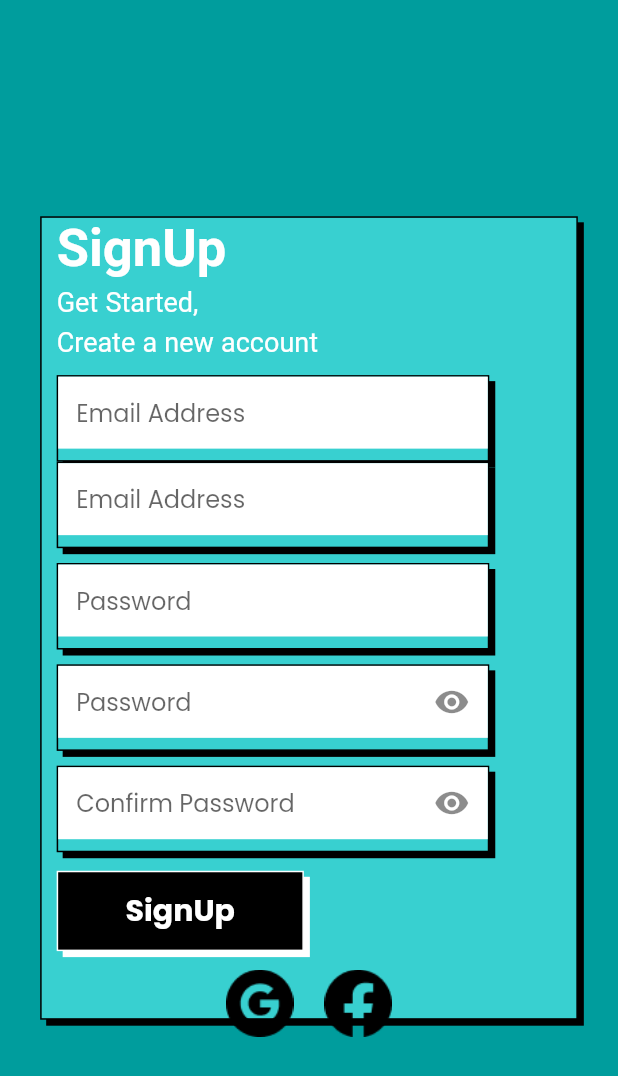
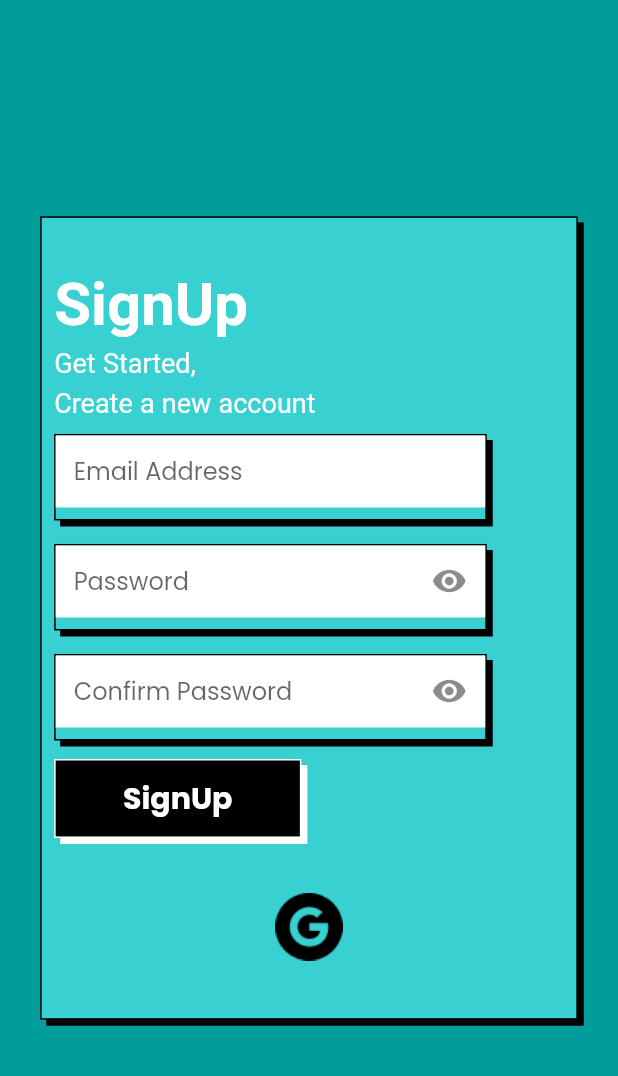
Before and after one commit to himanshusharma89/relic_bazaar, a Flutter app: the screen it shows after launch, after a tap on "Login", after a tap on "SignUp", on a phone screen of 412 x 824 dp. Shown: the top 1076 px of the screen. Run offline on Flutter 3.47's test engine with Material 2 defaults, Android fonts, the phone set to English and light mode, and no system bars; our stand-ins replace carousel_slider, cloud_firestore, firebase_auth, firebase_core, firebase_remote_config, flutter_html and 8 more; missing offline and left inert: advance_pdf_viewer, geocoder, razorpay_flutter; accounts and stored records are empty.

Commit message:
Fixes #228

```diff
--- a/lib/views/auth/login_view.dart
+++ b/lib/views/auth/login_view.dart
@@ -1,4 +1,3 @@
-import 'package:flutter/cupertino.dart';
 import 'package:flutter/material.dart';
 import 'package:modal_progress_hud/modal_progress_hud.dart';
 import 'package:relic_bazaar/helpers/constants.dart';
@@ -63,40 +62,48 @@ class LoginScreenState extends State<LoginScreen> {
         body: SafeArea(
           child: Center(
             child: RelicBazaarStackedView(
-                height: height * 0.60,
+              height: height * 0.65,
               width: width * 0.87,
               child: Form(
                 key: _formKey,
                 child: Padding(
-                    padding: const EdgeInsets.symmetric(horizontal: 10),
+                  padding: EdgeInsets.symmetric(horizontal: height / 99),
                   child: Column(
                     crossAxisAlignment: CrossAxisAlignment.start,
                     mainAxisAlignment: MainAxisAlignment.center,
                     children: <Widget>[
-                        const Text(
+                      const Flexible(
+                        flex: 2,
+                        child: Text(
                           'Login',
                           style: TextStyle(
                             fontSize: 40,
                             color: Colors.white,
                             fontFamily: 'pix M 8pt',
-                              fontWeight: FontWeight.bold),
+                            fontWeight: FontWeight.bold,
+                          ),
+                        ),
                       ),
                       SizedBox(
                         height: height * 0.0004,
                       ),
-                        const Text(
+                      const Flexible(
+                        flex: 2,
+                        child: Text(
                           'Welcome back,\nPlease login to your account',
                           style: TextStyle(
                             fontSize: 20,
                             color: Colors.white,
                             fontFamily: 'pix M 8pt',
-                            //fontWeight: FontWeight.bold
+                          ),
                         ),
                       ),
                       SizedBox(
                         height: height * 0.015,
                       ),
-                        RelicBazaarStackedView(
+                      Flexible(
+                        flex: 3,
+                        child: RelicBazaarStackedView(
                           height: height * 0.07,
                           width: width * 0.7,
                           child: TextFormField(
@@ -117,10 +124,13 @@ class LoginScreenState extends State<LoginScreen> {
                             },
                           ),
                         ),
+                      ),
                       SizedBox(
                         height: height * 0.019,
                       ),
-                        RelicBazaarStackedView(
+                      Flexible(
+                        flex: 3,
+                        child: RelicBazaarStackedView(
                           height: height * 0.07,
                           width: width * 0.7,
                           child: TextFormField(
@@ -136,10 +146,13 @@ class LoginScreenState extends State<LoginScreen> {
                                     ? const Icon(Icons.visibility)
                                     : const Icon(Icons.visibility_off),
                                 onPressed: () {
-                                  setState(() {
+                                  setState(
+                                    () {
                                       showPassword = !showPassword;
-                                  });
+                                    },
+                                  );
                                 }, //for show and hide password
+                              ),
                             ),
                           ),
                         ),
@@ -147,31 +160,9 @@ class LoginScreenState extends State<LoginScreen> {
                       SizedBox(
                         height: height * 0.019,
                       ),
-                        RelicBazaarStackedView(
-                          height: height * 0.07,
-                          width: width * 0.7,
-                          child: TextFormField(
-                            focusNode: _password,
-                            keyboardType: TextInputType.visiblePassword,
-                            obscureText: true,
-                            enabled: true,
-                            textInputAction: TextInputAction.done,
-                            decoration: textFieldDecoration(
-                              hintText: 'Password',
-                            ),
-                            validator: (String value) => _authenticationService
-                                .userPasswordValidation(value, errorMessage),
-                            onFieldSubmitted: (String value) {
-                              password = value;
-                              _password.unfocus();
-                              FocusScope.of(context).requestFocus(_login);
-                            },
-                          ),
-                        ),
-                        SizedBox(
-                          height: height * 0.020,
-                        ),
-                        InkWell(
+                      Flexible(
+                        flex: 2,
+                        child: InkWell(
                           onTap: () async {
                             debugPrint('Login!');
                             errorMessage = null;
@@ -209,11 +200,14 @@ class LoginScreenState extends State<LoginScreen> {
                             ),
                           ),
                         ),
+                      ),
                       SizedBox(
-                          height: height * 0.020,
+                        height: height * 0.04,
                       ),
-                        Row(
-                            mainAxisAlignment: MainAxisAlignment.center,
+                      Flexible(
+                        flex: 3,
+                        child: Center(
+                          child: Column(
                             children: <Widget>[
                               InkWell(
                                 onTap: () async {
@@ -221,46 +215,8 @@ class LoginScreenState extends State<LoginScreen> {
                                   setState(() {
                                     _loading = true;
                                   });
-                                  print(_loading);
                                   await AuthenticationService
                                       .signInWithGoogle();
-                                  setState(() {
-                                    _loading = false;
-                                  });
-                                  print(_loading);
-                                },
-                                child: SizedBox(
-                                    width: 45,
-                                    height: 45,
-                                    child: Image.asset(
-                                      'assets/items/google.png',
-                                    )),
-                              ),
-                              SizedBox(
-                                width: width * 0.05,
-                              ),
-                              InkWell(
-                                onTap: () {
-                                  debugPrint('Navigate to facebook!');
-                                },
-                                child: SizedBox(
-                                    width: 45,
-                                    height: 45,
-                                    child: Image.asset('assets/items/fb.png')),
-                              ),
-                            ]),
-                        const SizedBox(height: 10.0),
-                        Row(
-                          //LINK TO SIGN UP PAGE
-                          mainAxisAlignment: MainAxisAlignment.center,
-                          children: <Widget>[
-                            InkWell(
-                              onTap: () async {
-                                debugPrint('Navigate to google!');
-                                setState(() {
-                                  _loading = true;
-                                });
-                                await AuthenticationService.signInWithGoogle();
                                   setState(() {
                                     _loading = false;
                                   });
@@ -270,29 +226,30 @@ class LoginScreenState extends State<LoginScreen> {
                                   height: 45,
                                   child: Image.asset(
                                     'assets/items/google.png',
-                                  )),
                                   ),
-                            SizedBox(
-                              width: width * 0.05,
                                 ),
-                            InkWell(
-                              onTap: () {
-                                Navigator.of(context)
-                                    .pushNamed(RouteConstant.SIGN_UP_SCREEN);
-                              },
+                              ),
+                              TextButton(
+                                onPressed: () =>
+                                    Navigator.of(context).pushNamed(
+                                  RouteConstant.SIGN_UP_SCREEN,
+                                ),
                                 child: const Text(
                                   'SignUp',
                                   style: TextStyle(
                                     color: Colors.white,
                                   ),
                                 ),
-                            )
-                          ],
                               ),
                             ],
                           ),
                         ),
-                )),
+                      ),
+                    ],
+                  ),
+                ),
+              ),
+            ),
           ),
         ),
       ),
--- a/lib/views/auth/signup_view.dart
+++ b/lib/views/auth/signup_view.dart
@@ -1,4 +1,3 @@
-import 'package:flutter/cupertino.dart';
 import 'package:flutter/material.dart';
 import 'package:modal_progress_hud/modal_progress_hud.dart';
 import 'package:relic_bazaar/widgets/retro_button.dart';
@@ -75,23 +74,29 @@ class SignUpScreenState extends State<SignUpScreen> {
               child: Form(
                 key: _formKey,
                 child: Padding(
-                    padding: const EdgeInsets.symmetric(horizontal: 10),
+                  padding: EdgeInsets.symmetric(horizontal: height / 99),
                   child: Column(
                     crossAxisAlignment: CrossAxisAlignment.start,
                     mainAxisAlignment: MainAxisAlignment.center,
                     children: <Widget>[
-                        const Text(
+                      const Flexible(
+                        flex: 2,
+                        child: Text(
                           'SignUp',
                           style: TextStyle(
-                              fontSize: 35,
+                            fontSize: 40,
                             color: Colors.white,
                             fontFamily: 'pix M 8pt',
-                              fontWeight: FontWeight.bold),
+                            fontWeight: FontWeight.bold,
+                          ),
+                        ),
                       ),
                       SizedBox(
                         height: height * 0.002,
                       ),
-                        const Text(
+                      const Flexible(
+                        flex: 2,
+                        child: Text(
                           'Get Started,\nCreate a new account',
                           style: TextStyle(
                             fontSize: 18,
@@ -100,30 +105,13 @@ class SignUpScreenState extends State<SignUpScreen> {
                             //fontWeight: FontWeight.bold
                           ),
                         ),
+                      ),
                       SizedBox(
                         height: height * 0.010,
                       ),
-                      RelicBazaarStackedView(
-                        height: height * 0.07,
-                        width: width * 0.7,
-                        child: TextFormField(
-                          focusNode: _email,
-                          keyboardType: TextInputType.emailAddress,
-                          enabled: true,
-                          textInputAction: TextInputAction.next,
-                          decoration:
-                              textFieldDecoration(hintText: 'Email Address',),
-                          controller: _emailController,
-                          validator: (String value) => _authenticationService
-                              .userEmailValidation(value, errorMessage),
-                          onFieldSubmitted: (String value) {
-                            email = value;
-                            _email.unfocus();
-                            FocusScope.of(context).requestFocus(_password);
-                          },
-                        ),
-                      ),
-                        RelicBazaarStackedView(
+                      Flexible(
+                        flex: 3,
+                        child: RelicBazaarStackedView(
                           height: height * 0.07,
                           width: width * 0.7,
                           child: TextFormField(
@@ -143,34 +131,13 @@ class SignUpScreenState extends State<SignUpScreen> {
                             },
                           ),
                         ),
+                      ),
                       SizedBox(
-                          height: height * 0.012,
+                        height: height * 0.019,
                       ),
-                        RelicBazaarStackedView(
-                            height: height * 0.07,
-                            width: width * 0.7,
-                            child: TextFormField(
-                              focusNode: _password,
-                              keyboardType: TextInputType.visiblePassword,
-                              obscureText: true,
-                              enabled: true,
-                              textInputAction: TextInputAction.next,
-                              decoration: textFieldDecoration(
-                                hintText: 'Password',
-                              ),
-                              validator: (String value) =>
-                                  _authenticationService.userPasswordValidation(
-                                      value, errorMessage),
-                              onFieldSubmitted: (String value) {
-                                password = value;
-                                _password.unfocus();
-                                FocusScope.of(context).requestFocus(_confirm);
-                              },
-                            )),
-                        SizedBox(
-                          height: height * 0.012,
-                        ),
-                        RelicBazaarStackedView(
+                      Flexible(
+                        flex: 3,
+                        child: RelicBazaarStackedView(
                           height: height * 0.07,
                           width: width * 0.7,
                           child: TextFormField(
@@ -182,10 +149,14 @@ class SignUpScreenState extends State<SignUpScreen> {
                             decoration: textFieldDecoration(
                               hintText: 'Password',
                               suffixIcon: IconButton(
-                                icon: showPassword ? const Icon(Icons.visibility) : const Icon(Icons.visibility_off),
+                                icon: showPassword
+                                    ? const Icon(Icons.visibility)
+                                    : const Icon(Icons.visibility_off),
                                 onPressed: () {
-                                  setState(() {showPassword = !showPassword;});
-                                },//for show and hide password
+                                  setState(() {
+                                    showPassword = !showPassword;
+                                  });
+                                }, //for show and hide password
                               ),
                             ),
                             validator: (String value) => _authenticationService
@@ -196,11 +167,15 @@ class SignUpScreenState extends State<SignUpScreen> {
                               _confirm.unfocus();
                               FocusScope.of(context).requestFocus(_signup);
                             },
-                          )),
+                          ),
+                        ),
+                      ),
                       SizedBox(
-                        height: height * 0.012,
+                        height: height * 0.019,
                       ),
-                      RelicBazaarStackedView(
+                      Flexible(
+                        flex: 3,
+                        child: RelicBazaarStackedView(
                           height: height * 0.07,
                           width: width * 0.7,
                           child: TextFormField(
@@ -212,10 +187,15 @@ class SignUpScreenState extends State<SignUpScreen> {
                             decoration: textFieldDecoration(
                               hintText: 'Confirm Password',
                               suffixIcon: IconButton(
-                              icon: showConfirmPassword ? const Icon(Icons.visibility) : const Icon(Icons.visibility_off),
+                                icon: showConfirmPassword
+                                    ? const Icon(Icons.visibility)
+                                    : const Icon(Icons.visibility_off),
                                 onPressed: () {
-                                setState(() {showConfirmPassword = !showConfirmPassword;});
-                              },//for show and hide password
+                                  setState(() {
+                                    showConfirmPassword = !showConfirmPassword;
+                                  });
+                                }, //for show and hide password
+                              ),
                             ),
                           ),
                         ),
@@ -223,7 +203,9 @@ class SignUpScreenState extends State<SignUpScreen> {
                       SizedBox(
                         height: height * 0.015,
                       ),
-                        InkWell(
+                      Flexible(
+                        flex: 2,
+                        child: InkWell(
                           onTap: () async {
                             debugPrint('SignUp!!');
                             errorMessage = null;
@@ -250,6 +232,7 @@ class SignUpScreenState extends State<SignUpScreen> {
                             width: width * 0.40,
                             borderColor: Colors.white,
                             child: const Center(
+                              child: Flexible(
                                 child: Text(
                                   'SignUp',
                                   style: TextStyle(
@@ -261,20 +244,21 @@ class SignUpScreenState extends State<SignUpScreen> {
                               ),
                             ),
                           ),
+                        ),
+                      ),
                       SizedBox(
-                          height: height * 0.015,
+                        height: height * 0.04,
                       ),
-                        Row(
-                            mainAxisAlignment: MainAxisAlignment.center,
-                            children: <Widget>[
-                              InkWell(
+                      Flexible(
+                        flex: 2,
+                        child: Center(
+                          child: InkWell(
                             onTap: () async {
                               debugPrint('Navigate to google!');
                               setState(() {
                                 _loading = true;
                               });
-                                  await AuthenticationService
-                                      .signInWithGoogle();
+                              await AuthenticationService.signInWithGoogle();
                               setState(() {
                                 _loading = false;
                               });
@@ -284,25 +268,16 @@ class SignUpScreenState extends State<SignUpScreen> {
                               height: 45,
                               child: Image.asset(
                                 'assets/items/google.png',
-                                    )),
                               ),
-                              SizedBox(
-                                width: width * 0.05,
                             ),
-                              InkWell(
-                                onTap: () {
-                                  debugPrint('Navigate to facebook!');
-                                },
-                                child: SizedBox(
-                                    width: 45,
-                                    height: 45,
-                                    child: Image.asset('assets/items/fb.png')),
                           ),
-                            ]),
+                        ),
+                      ),
                     ],
                   ),
                 ),
-                )),
+              ),
+            ),
           ),
         ),
       ),
```
Lines whose indentation alone changed are shown as unchanged.
